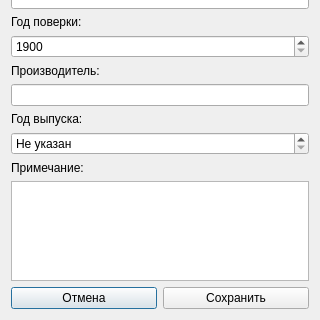
Before: the Qt Designer form ui/meterdialog.ui in nikola240698/MeteringActs, drawn with Qt 5; both pictures show x 0 to 320 and y 140 to 460 of the 320 by 460 pixel window.
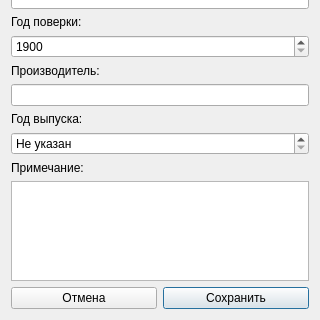
After: the same form once the commit is applied.

```diff
--- a/ui/meterdialog.ui
+++ b/ui/meterdialog.ui
@@ -125,6 +125,9 @@
          <property name="text">
           <string>Отмена</string>
          </property>
+         <property name="autoDefault">
+          <bool>false</bool>
+         </property>
         </widget>
        </item>
        <item>
@@ -132,6 +135,9 @@
          <property name="text">
           <string>Сохранить</string>
          </property>
+         <property name="default">
+          <bool>true</bool>
+         </property>
         </widget>
        </item>
       </layout>
```
